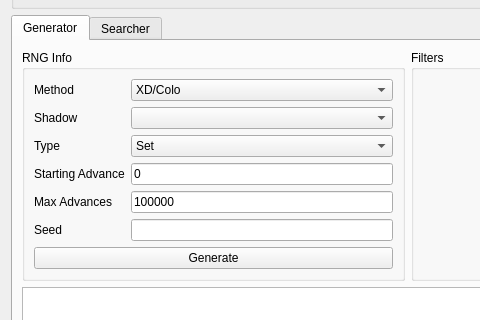
Above: Forms/Gen3/GameCube.ui from Admiral-Fish/PokeFinder before the change; both pictures show x 0 to 480 and y 93 to 413 of the 1200 by 700 pixel window. Below: the same form after it.
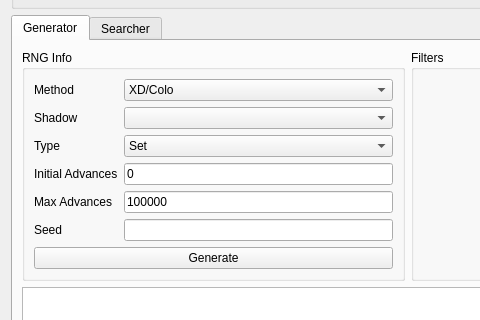
That is the form after the change. Custom widgets are drawn as their Qt base class.

Commit message: Reword Starting Advance to Initial Advances

```diff
--- a/Forms/Gen3/GameCube.ui
+++ b/Forms/Gen3/GameCube.ui
@@ -224,7 +224,7 @@
              </sizepolicy>
             </property>
             <property name="text">
-             <string>Starting Advance</string>
+             <string>Initial Advances</string>
             </property>
            </widget>
           </item>
```
The commit also changes 4 other files.
